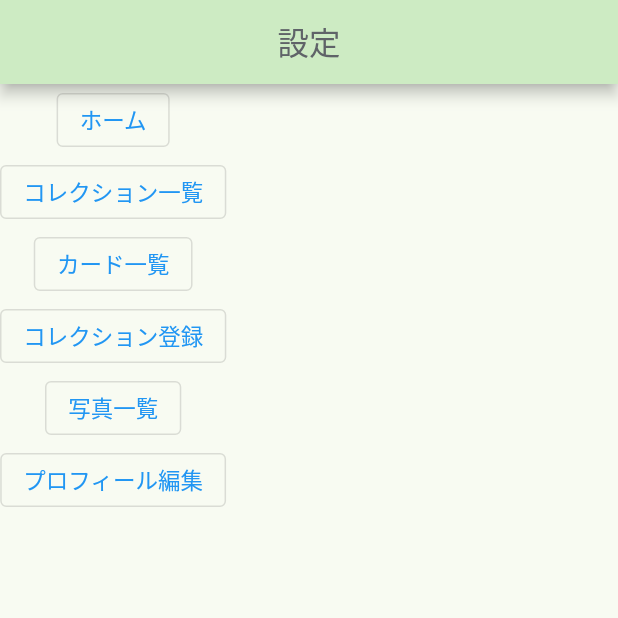
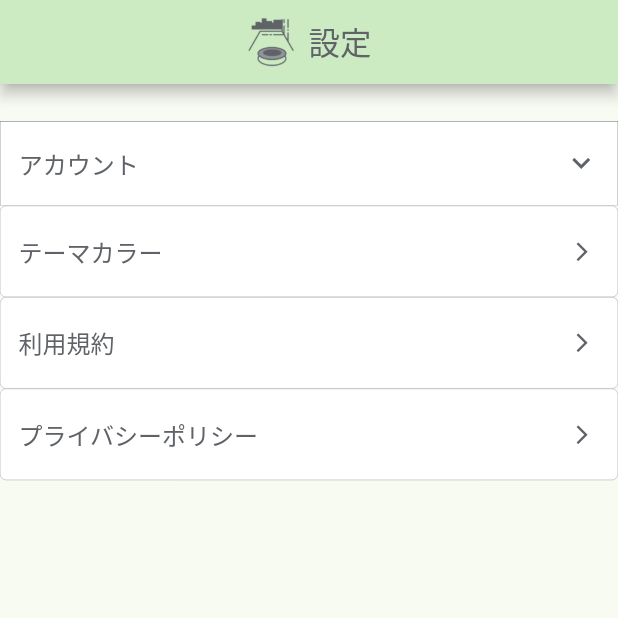
Before and after one commit to m-maekakuchi/Harvester, a Flutter app: the SettingPage screen opened by its route, on a phone screen of 412 x 824 dp, the top half of it. Run offline on Flutter 3.47's test engine with Material 2 defaults, Android fonts, the phone set to English and light mode, and no system bars; our stand-ins replace firebase_auth, firebase_core, flutter_datetime_picker, flutter_riverpod, go_router, google_sign_in and 2 more; missing offline and left inert: firebase_app_check; accounts and stored records are empty; generated files the repository leaves out were written again.

Commit message:
設定画面（テーマカラーの選択ダイアログ含む）の静的実装

```diff
--- a/lib/commons/app_color.dart
+++ b/lib/commons/app_color.dart
@@ -3,10 +3,25 @@ import 'package:flutter/material.dart';
 // 文字とアイコンの色
 const textIconColor = Color.fromRGBO(95, 99, 104, 1);
 // テーマカラー
-const themeColor = Color.fromRGBO(205, 235, 195, 1.0);
+const themeColor = Color.fromRGBO(205, 235, 195, 1);
 // Indicatorの最初の色
-const indicatorBeginColor = Color.fromRGBO(172, 221, 156, 1.0);
+const indicatorBeginColor = Color.fromRGBO(172, 221, 156, 1);
 //　Indicatorの最後の色
 const indicatorEndColor = Color.fromRGBO(65, 129, 44, 1.0);
-// 背景色
+//  背景色
 const scaffoldBackgroundColor = Color.fromRGBO(248, 251, 242, 1);
+//  テーマカラーの選択肢
+const themeColorChoice = [
+  Color.fromRGBO(250, 180, 195, 1),
+  Color.fromRGBO(250, 205, 180, 1),
+  Color.fromRGBO(255, 230, 170, 1),
+  Color.fromRGBO(255, 255, 180, 1),
+  Color.fromRGBO(230, 245, 175, 1),
+  Color.fromRGBO(205, 235, 195, 1),
+  Color.fromRGBO(180, 225, 215, 1),
+  Color.fromRGBO(180, 215, 220, 1),
+  Color.fromRGBO(180, 205, 225, 1),
+  Color.fromRGBO(180, 180, 215, 1),
+  Color.fromRGBO(200, 180, 215, 1),
+  Color.fromRGBO(225, 175, 215, 1),
+];
--- a/lib/views/pages/settings/setting_page.dart
+++ b/lib/views/pages/settings/setting_page.dart
@@ -1,53 +1,175 @@
 import 'package:flutter/material.dart';
+import 'package:flutter_riverpod/flutter_riverpod.dart';
 import 'package:go_router/go_router.dart';
 
-class SettingPage extends StatelessWidget {
+import '../../../commons/app_color.dart';
+import '../../../handlers/padding_handler.dart';
+import '../../widgets/SettingAccordion.dart';
+
+final colorProvider = StateProvider((ref) => 5);
+
+class SettingPage extends ConsumerWidget {
   const SettingPage({super.key});
 
   @override
-  Widget build(BuildContext context) {
+  Widget build(BuildContext context, WidgetRef ref) {
+    final selectColorIndex = ref.watch(colorProvider);
+
     return Scaffold(
-      appBar: AppBar(title: const Text('設定')),
+      appBar: AppBar(
+        title: SizedBox(  // 幅を設定しないとcenterにならない
+          width: getW(context, 50),
+          child: Row(
+            mainAxisAlignment: MainAxisAlignment.center,  // アイコンと文字列セットでセンターに配置
+            children: [
+              Image.asset(
+                width: getW(context, 10),
+                height: getH(context, 10),
+                'images/AppBar_logo.png'
+              ),
+              const Text("設定"),
+            ]
+          ),
+        ),
+      ),
       body: Column(
         children: [
-            OutlinedButton(
-              onPressed: () {
-                context.go('/home_page');
-              },
-              child: Text('ホーム'),
+          SizedBox(height: getH(context, 3),),
+          SettingAccordion(
+            title: 'アカウント',
+            listItemAry: [
+              [
+                'プロフィール編集',
+                () { context.push("/settings/profile_edit_page"); },
+              ],
+              [
+                'ログアウト',
+                () {},
+              ],
+              [
+                '退会する',
+                () {},
+              ]
+            ],
           ),
-            OutlinedButton(
-              onPressed: () {
-                context.go('/collections/collection_page');
-              },
-              child: Text('コレクション一覧'),
+          itemTextItem(
+            context,
+            'テーマカラー',
+            () {
+              _dialogBuilder(selectColorIndex, context, ref);
+            }
           ),
-            OutlinedButton(
-              onPressed: () {
-                context.go('/cards/cards_list_page');
-              },
-              child: Text('カード一覧'),
+          itemTextItem(
+            context,
+            '利用規約',
+            () { }
           ),
-            OutlinedButton(
-              onPressed: () {
-                context.go('/collections/collection_add_page');
-              },
-              child: Text('コレクション登録'),
+          itemTextItem(
+            context,
+            'プライバシーポリシー',
+            () { }
           ),
-            OutlinedButton(
-              onPressed: () {
-                context.go('/photos/photos_list_page');
-              },
-              child: Text('写真一覧'),
+        ],
       ),
-            OutlinedButton(
-              onPressed: () {
-                context.push('/settings/profile_edit_page');
-              },
-              child: Text('プロフィール編集'),
+    );
+  }
+
+  // Accordion以外の項目はTextButton
+  Widget itemTextItem(BuildContext context, String text, GestureTapCallback onPressed) {
+    return SizedBox(
+      width: double.infinity,
+      height: getH(context, 7.4),
+      child: TextButton(
+        onPressed: onPressed,
+        style: ElevatedButton.styleFrom(
+          padding: EdgeInsets.only(left: getW(context, 3), right: getW(context, 4)),
+          side: const BorderSide(
+            color: textIconColor,
+            width: 0.2
           ),
-          ]
+          backgroundColor: Colors.white,
+          foregroundColor: textIconColor,
+        ),
+        child: Row(
+          mainAxisAlignment: MainAxisAlignment.spaceBetween,
+          children: [
+            Text(text, style: const TextStyle(fontSize: 16)),
+            const Icon(Icons.arrow_forward_ios, size: 15),
+          ],
+        ),
       )
     );
   }
+
+  // テーマカラー選択のダイアログ
+  Future<void> _dialogBuilder(int selectColorIndex, BuildContext context, WidgetRef ref) {
+    final length = themeColorChoice.length / 4;
+
+    return showDialog<void>(
+      context: context,
+      builder: (BuildContext context) {
+        return Consumer(builder: (context, ref, _) {
+          return AlertDialog(
+            title: const Text('色を選択してください', style: TextStyle(color: textIconColor, fontSize: 18)),
+            content: SingleChildScrollView(
+              child: Column(
+                children: [
+                  for (int i = 0; i < length; i++) ... {
+                    Row(
+                      mainAxisAlignment: MainAxisAlignment.spaceEvenly,
+                      children: [
+                        for (int j = i * 4; j < i * 4 + 4; j++) ... {
+                          Stack(
+                            alignment: AlignmentDirectional.center,
+                            children: [
+                              colorBall(themeColorChoice[j], j, context, ref),
+                              // 選択されたらチェックアイコンを上に表示
+                              if (ref.watch(colorProvider) == j) ... {
+                                const Icon(Icons.done_rounded, color: textIconColor),
                               }
+                            ]
+                          ),
+                        }
+                      ],
+                    ),
+                  },
+                  IconButton(
+                    icon: const Icon(Icons.clear_rounded, size: 30, color: textIconColor,),
+                    /// themeColorを選択された色に変える処理をあとでここに書く
+                    onPressed: () {
+                      context.pop();
+                    },
+                  ),
+                ],
+              ),
+            ),
+          );
+        });
+      }
+    );
+  }
+
+  // 選択できる色の丸
+  Widget colorBall(Color color, int index, BuildContext context, WidgetRef ref) {
+    return Container(
+      width: getW(context, 10),
+      height: getW(context, 10),
+      margin: EdgeInsets.all(getW(context, 3)),
+      child: ElevatedButton(
+        style: ElevatedButton.styleFrom(
+          backgroundColor: color,
+          shape: RoundedRectangleBorder(
+            borderRadius: BorderRadius.circular(45)
+          )
+        ),
+        // 色が選択された場合
+        onPressed: () {
+          final notifier = ref.read(colorProvider.notifier);
+          notifier.state = index;
+        },
+        child: const SizedBox.shrink(),
+      ),
+    );
+  }
+
+}
--- /dev/null
+++ b/lib/views/widgets/SettingAccordion.dart
@@ -0,0 +1,72 @@
+import 'package:flutter/material.dart';
+
+import '../../commons/app_color.dart';
+import '../../handlers/padding_handler.dart';
+
+class SettingAccordion extends StatelessWidget {
+
+  /// 設定の項目
+  final String title;
+  /// リストのテキストとonTapの二次元配列
+  final List listItemAry;
+
+  const SettingAccordion({
+    super.key,
+    required this.title,
+    required this.listItemAry,
+  });
+
+  @override
+  Widget build(BuildContext context) {
+    final length = listItemAry.length;
+
+    return ExpansionTile(
+      collapsedTextColor: textIconColor,      // 閉じたときの文字色
+      textColor: textIconColor,               // 開いたときの文字色
+      collapsedIconColor: textIconColor,      // 閉じたときのアイコンの色
+      iconColor: textIconColor,               // 開いたときのアイコンの色
+      collapsedBackgroundColor: Colors.white, // 閉じたときの背景色
+      backgroundColor: Colors.white,          // 開いたときの背景色
+      collapsedShape: const RoundedRectangleBorder(
+        side: BorderSide(color: textIconColor, width: 0.2),   // 閉じたときの枠線
+      ),
+      tilePadding: EdgeInsets.symmetric(vertical: 0, horizontal: getW(context, 3)),
+      title: Text(
+        title,
+        style: const TextStyle(fontSize: 16),
+      ),
+      children: [
+        if (length != 0) ... {
+          for (int i = 0; i < length; i++) ... {
+            listTileContainer(listItemAry[i][0], context, listItemAry[i][1]),
+          }
+        }
+      ],
+    );
+  }
+
+  // リストタイル
+  Widget listTileContainer (String title, BuildContext context, GestureTapCallback onTap) {
+    return Container(
+      width: double.infinity,
+      height: getH(context, 6),
+      alignment: Alignment.center,
+      decoration: BoxDecoration(
+        border: Border.all(color: textIconColor, width: 0.1),
+        color: Colors.grey[200],  // リストタイルの背景色
+      ),
+      child: ListTile(
+        visualDensity: const VisualDensity(horizontal: 0, vertical: -4),  // リストタイルの上下のpaddingを削除
+        title: Row(
+          mainAxisAlignment: MainAxisAlignment.spaceBetween,
+          children: [
+            Text(title, style: const TextStyle(color: textIconColor),),
+            Icon(Icons.arrow_forward_ios_rounded, size: 20,)
+          ],
+        ),
+        onTap: onTap,
+      )
+    );
+  }
+
+}
```
Lines whose indentation alone changed are shown as unchanged.
